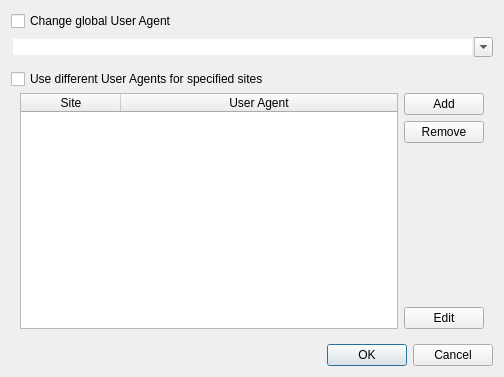
Before: the Qt Designer form src/lib/preferences/useragentdialog.ui in Tauzun/midori-web-, drawn with Qt 5.
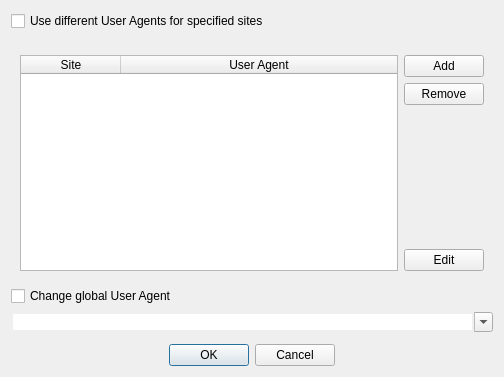
After: the same form once the commit is applied.

The edit to the form file:
```diff
--- a/src/lib/preferences/useragentdialog.ui
+++ b/src/lib/preferences/useragentdialog.ui
@@ -14,29 +14,6 @@
    <string>User Agent Manager</string>
   </property>
   <layout class="QVBoxLayout" name="verticalLayout_2">
-   <item>
-    <widget class="QCheckBox" name="changeGlobal">
-     <property name="text">
-      <string>Change global User Agent</string>
-     </property>
-    </widget>
-   </item>
-   <item>
-    <widget class="QComboBox" name="globalComboBox">
-     <property name="editable">
-      <bool>true</bool>
-     </property>
-     <property name="sizeAdjustPolicy">
-      <enum>QComboBox::AdjustToMinimumContentsLength</enum>
-     </property>
-     <property name="frame">
-      <bool>false</bool>
-     </property>
-    </widget>
-   </item>
-   <item>
-    <widget class="Line" name="line"/>
-   </item>
    <item>
     <layout class="QVBoxLayout" name="verticalLayout_3">
      <property name="spacing">
@@ -49,6 +26,19 @@
        </property>
       </widget>
      </item>
+     <item>
+      <spacer name="horizontalSpacer">
+       <property name="orientation">
+        <enum>Qt::Horizontal</enum>
+       </property>
+       <property name="sizeHint" stdset="0">
+        <size>
+         <width>40</width>
+         <height>20</height>
+        </size>
+       </property>
+      </spacer>
+     </item>
      <item>
       <widget class="QFrame" name="perSiteFrame">
        <layout class="QHBoxLayout" name="horizontalLayout">
@@ -142,6 +132,35 @@
      </item>
     </layout>
    </item>
+   <item>
+    <widget class="QCheckBox" name="changeGlobal">
+     <property name="cursor">
+      <cursorShape>PointingHandCursor</cursorShape>
+     </property>
+     <property name="text">
+      <string>Change global User Agent</string>
+     </property>
+    </widget>
+   </item>
+   <item>
+    <widget class="QComboBox" name="globalComboBox">
+     <property name="cursor">
+      <cursorShape>PointingHandCursor</cursorShape>
+     </property>
+     <property name="editable">
+      <bool>true</bool>
+     </property>
+     <property name="sizeAdjustPolicy">
+      <enum>QComboBox::AdjustToContents</enum>
+     </property>
+     <property name="frame">
+      <bool>false</bool>
+     </property>
+    </widget>
+   </item>
+   <item>
+    <widget class="Line" name="line"/>
+   </item>
    <item>
     <widget class="QDialogButtonBox" name="buttonBox">
      <property name="orientation">
@@ -150,6 +169,9 @@
      <property name="standardButtons">
       <set>QDialogButtonBox::Cancel|QDialogButtonBox::Ok</set>
      </property>
+     <property name="centerButtons">
+      <bool>true</bool>
+     </property>
     </widget>
    </item>
   </layout>
```
Left out of the diff: 18 changed lines with no effect on the pictures.
